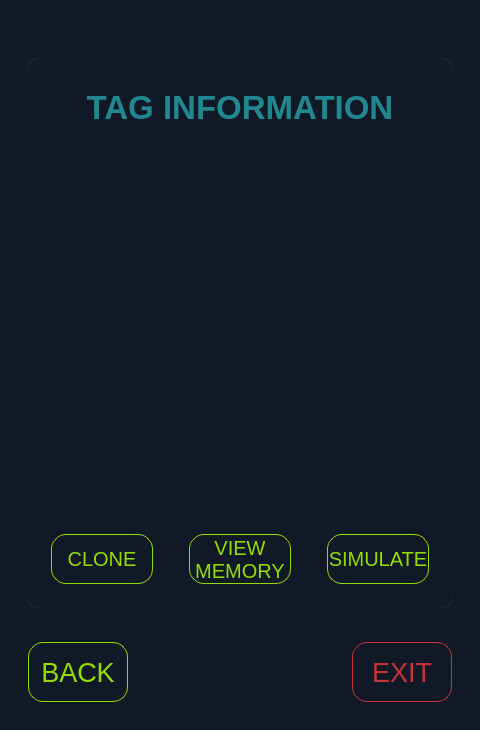
Old version of the form app-gui.ui in the repository javimarting/px3-app.
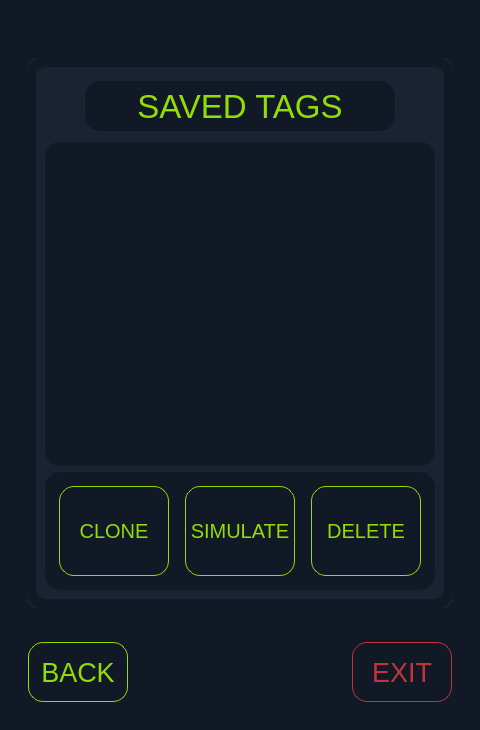
New version of the form. The open tabs and pages were chosen to show the change. Icons and pictures are not drawn.

```diff
--- a/app-gui.ui
+++ b/app-gui.ui
@@ -291,154 +291,6 @@
               </item>
              </layout>
             </widget>
-            <widget class="QWidget" name="mifareResultsPage">
-             <layout class="QVBoxLayout" name="verticalLayout_14">
-              <item>
-               <widget class="QLabel" name="mifareTagInformationLabel">
-                <property name="sizePolicy">
-                 <sizepolicy hsizetype="Preferred" vsizetype="Fixed">
-                  <horstretch>0</horstretch>
-                  <verstretch>0</verstretch>
-                 </sizepolicy>
-                </property>
-                <property name="minimumSize">
-                 <size>
-                  <width>0</width>
-                  <height>80</height>
-                 </size>
-                </property>
-                <property name="font">
-                 <font>
-                  <pointsize>25</pointsize>
-                  <weight>75</weight>
-                  <bold>true</bold>
-                 </font>
-                </property>
-                <property name="styleSheet">
-                 <string notr="true">color: rgb(33, 136, 145);</string>
-                </property>
-                <property name="text">
-                 <string>TAG INFORMATION</string>
-                </property>
-                <property name="alignment">
-                 <set>Qt::AlignCenter</set>
-                </property>
-               </widget>
-              </item>
-              <item>
-               <widget class="QLabel" name="mifareTagResultsLabel">
-                <property name="sizePolicy">
-                 <sizepolicy hsizetype="Preferred" vsizetype="Preferred">
-                  <horstretch>0</horstretch>
-                  <verstretch>0</verstretch>
-                 </sizepolicy>
-                </property>
-                <property name="minimumSize">
-                 <size>
-                  <width>0</width>
-                  <height>230</height>
-                 </size>
-                </property>
-                <property name="font">
-                 <font>
-                  <pointsize>25</pointsize>
-                 </font>
-                </property>
-                <property name="styleSheet">
-                 <string notr="true">color: rgb(255, 255, 255);
-border-radius: 10;
-padding: 10px;
-border: 10px;</string>
-                </property>
-                <property name="text">
-                 <string/>
-                </property>
-                <property name="alignment">
-                 <set>Qt::AlignLeading|Qt::AlignLeft|Qt::AlignVCenter</set>
-                </property>
-               </widget>
-              </item>
-              <item>
-               <layout class="QHBoxLayout" name="horizontalLayout_2">
-                <item>
-                 <widget class="QPushButton" name="cloneMifareButton">
-                  <property name="minimumSize">
-                   <size>
-                    <width>120</width>
-                    <height>80</height>
-                   </size>
-                  </property>
-                  <property name="text">
-                   <string>CLONE</string>
-                  </property>
-                 </widget>
-                </item>
-                <item>
-                 <widget class="QPushButton" name="viewMemoryMifareButton">
-                  <property name="minimumSize">
-                   <size>
-                    <width>120</width>
-                    <height>80</height>
-                   </size>
-                  </property>
-                  <property name="text">
-                   <string>VIEW
-MEMORY</string>
-                  </property>
-                 </widget>
-                </item>
-                <item>
-                 <widget class="QPushButton" name="simulateMifareButton">
-                  <property name="minimumSize">
-                   <size>
-                    <width>120</width>
-                    <height>80</height>
-                   </size>
-                  </property>
-                  <property name="text">
-                   <string>SIMULATE</string>
-                  </property>
-                 </widget>
-                </item>
-               </layout>
-              </item>
-             </layout>
-            </widget>
-            <widget class="QWidget" name="mifareCloneResultPage">
-             <layout class="QVBoxLayout" name="verticalLayout_19">
-              <item>
-               <widget class="QLabel" name="mifareCloneResultsLabel">
-                <property name="font">
-                 <font>
-                  <pointsize>20</pointsize>
-                 </font>
-                </property>
-                <property name="styleSheet">
-                 <string notr="true">color: rgb(255, 255, 255)</string>
-                </property>
-                <property name="text">
-                 <string/>
-                </property>
-                <property name="alignment">
-                 <set>Qt::AlignCenter</set>
-                </property>
-               </widget>
-              </item>
-              <item>
-               <widget class="QPushButton" name="mifareCloneResultsOkButton">
-                <property name="minimumSize">
-                 <size>
-                  <width>0</width>
-                  <height>80</height>
-                 </size>
-                </property>
-                <property name="text">
-                 <string>OK</string>
-                </property>
-               </widget>
-              </item>
-             </layout>
-            </widget>
             <widget class="QWidget" name="mifareCloneSimulatePage">
              <layout class="QVBoxLayout" name="verticalLayout_17">
               <item>
```
Left out of the diff: 130 changed lines with no effect on the pictures.
